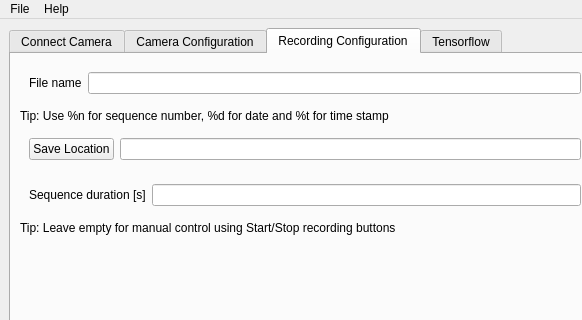
xlukas10/anubis, file anubis.ui: the form before one commit; both pictures show x 0 to 582 and y 0 to 320 of the 1208 by 644 pixel window.
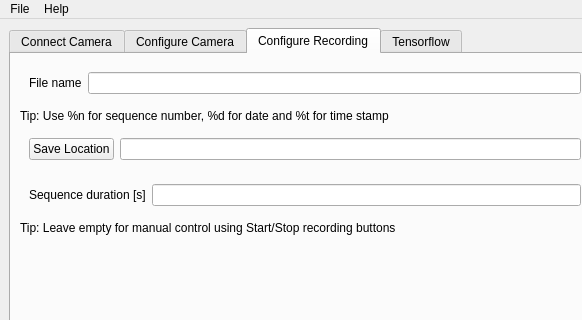
The form after the commit. The open tabs and pages were chosen to show the change. Icons and pictures are not drawn.

What changed in the file:
```diff
--- a/anubis.ui
+++ b/anubis.ui
@@ -207,7 +207,7 @@
       </widget>
       <widget class="QWidget" name="tab_config">
        <attribute name="title">
-        <string>Camera Configuration</string>
+        <string>Configure Camera</string>
        </attribute>
        <layout class="QVBoxLayout" name="verticalLayout_3">
         <item>
@@ -286,7 +286,7 @@
       </widget>
       <widget class="QWidget" name="tab_recording_config">
        <attribute name="title">
-        <string>Recording Configuration</string>
+        <string>Configure Recording</string>
        </attribute>
        <layout class="QVBoxLayout" name="verticalLayout">
         <item>
```
Left out of the diff: 2 changed lines with no effect on the pictures.
